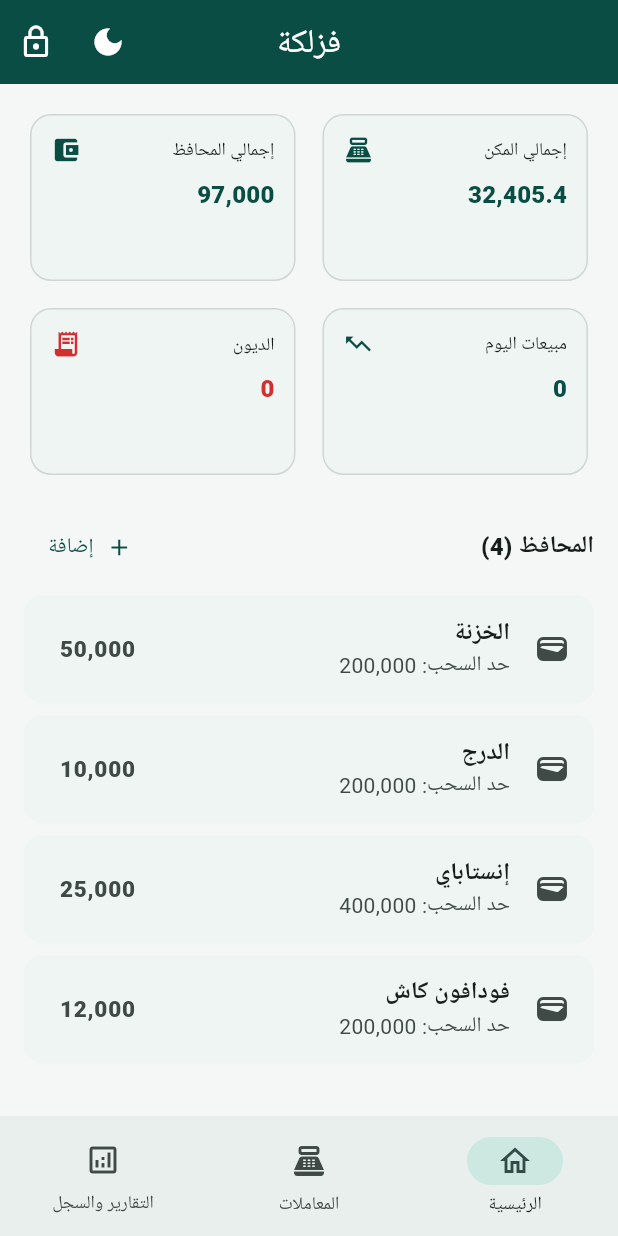
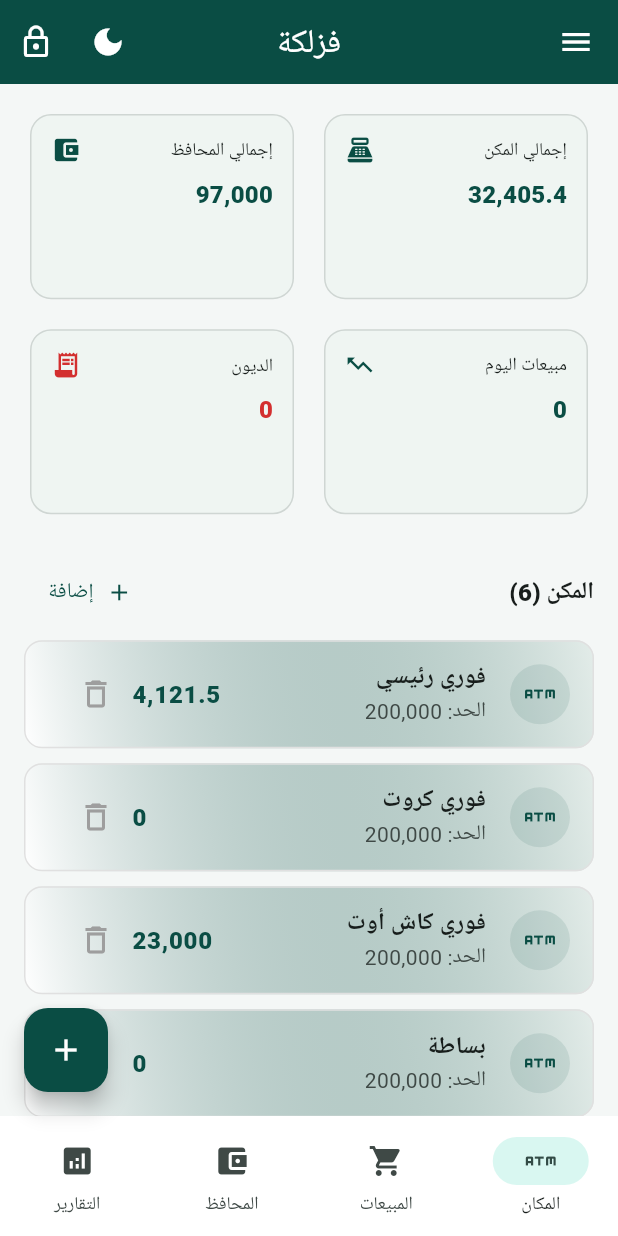
Before and after one commit to cinemainf-rgb/wifi_by_sms, a Flutter app: the screen it shows after launch, on a phone screen of 412 x 824 dp. Run offline on Flutter 3.47's test engine with Material 3 defaults, Android fonts, the phone set to English and light mode, and no system bars; our stand-ins replace flutter_secure_storage, local_auth, sqflite_sqlcipher; missing offline and left inert: cryptography; accounts and stored records are empty; Roboto replaces fonts that are missing (Cairo).

Commit message:
Implement side drawer and update UI for machines and wallets
Added a side drawer with options for settings, sharing, exporting JSON, importing, and locking the app. Updated the layout to display machines and wallets with improved styling and functionality.

```diff
--- a/lib/screens/home_screen.dart
+++ b/lib/screens/home_screen.dart
@@ -8,6 +8,7 @@ import '../providers/sales_provider.dart';
 import '../providers/security_provider.dart';
 import '../providers/transaction_provider.dart';
 import '../providers/wallet_provider.dart';
+import '../theme/app_theme.dart';
 import '../widgets/section_header.dart';
 import '../widgets/stat_card.dart';
 import 'pos_screen.dart';
@@ -121,6 +122,70 @@ class _HomeScreenState extends State<HomeScreen> {
     );
   }
 
+  // --- القائمة الجانبية (Drawer) ---
+  Widget _buildDrawer() {
+    return Drawer(
+      child: ListView(
+        padding: EdgeInsets.zero,
+        children: [
+          DrawerHeader(
+            decoration: const BoxDecoration(
+              color: AppTheme.primaryDarkGreen,
+            ),
+            child: Column(
+              crossAxisAlignment: CrossAxisAlignment.start,
+              mainAxisAlignment: MainAxisAlignment.end,
+              children: const [
+                Text(
+                  'Fazlaka Pay',
+                  style: TextStyle(
+                    color: Colors.white,
+                    fontSize: 24,
+                    fontWeight: FontWeight.bold,
+                  ),
+                ),
+                SizedBox(height: 5),
+                Text(
+                  'الإصدار 1.0.0',
+                  style: TextStyle(color: Colors.white70),
+                ),
+              ],
+            ),
+          ),
+          ListTile(
+            leading: const Icon(Icons.settings),
+            title: const Text('الإعدادات'),
+            onTap: () {},
+          ),
+          ListTile(
+            leading: const Icon(Icons.share),
+            title: const Text('مشاركة واتساب'),
+            onTap: () {},
+          ),
+          ListTile(
+            leading: const Icon(Icons.save_alt),
+            title: const Text('تصدير JSON'),
+            onTap: () {},
+          ),
+          ListTile(
+            leading: const Icon(Icons.file_download),
+            title: const Text('استيراد'),
+            onTap: () {},
+          ),
+          const Divider(),
+          ListTile(
+            leading: const Icon(Icons.lock, color: Colors.red),
+            title: const Text('قفل البرنامج', style: TextStyle(color: Colors.red)),
+            onTap: () {
+              Navigator.pop(context); // غلق الدرج
+              context.read<SecurityProvider>().lockApp();
+            },
+          ),
+        ],
+      ),
+    );
+  }
+
   Widget _buildOverviewTab() {
     final app = context.watch<AppProvider>();
     final machinesProv = context.watch<MachineProvider>();
@@ -139,13 +204,14 @@ class _HomeScreenState extends State<HomeScreen> {
       child: ListView(
         padding: const EdgeInsets.all(16),
         children: [
+          // كروت الإحصائيات
           GridView.count(
             crossAxisCount: 2,
             shrinkWrap: true,
             physics: const NeverScrollableScrollPhysics(),
-            mainAxisSpacing: 10,
-            crossAxisSpacing: 10,
-            childAspectRatio: 1.55,
+            mainAxisSpacing: 12,
+            crossAxisSpacing: 12,
+            childAspectRatio: 1.4,
             children: [
               StatCard(
                 title: 'إجمالي المكن',
@@ -170,32 +236,9 @@ class _HomeScreenState extends State<HomeScreen> {
               ),
             ],
           ),
-          const SizedBox(height: 20),
-          SectionHeader(
-            title: 'المحافظ (${walletsProv.wallets.length})',
-            trailing: TextButton.icon(
-              onPressed: _showAddWalletDialog,
-              icon: const Icon(Icons.add, size: 18),
-              label: const Text('إضافة'),
-            ),
-          ),
-          const SizedBox(height: 8),
-          ...walletsProv.wallets.map(
-            (w) => Card(
-              elevation: 0,
-              margin: const EdgeInsets.only(bottom: 8),
-              child: ListTile(
-                leading: const Icon(Icons.wallet),
-                title: Text(w.name, style: const TextStyle(fontWeight: FontWeight.w700)),
-                subtitle: Text('حد السحب: ${AppFormatter.fmt(w.outLimit)}'),
-                trailing: Text(
-                  AppFormatter.fmt(w.balance),
-                  style: const TextStyle(fontWeight: FontWeight.w800, fontSize: 15),
-                ),
-              ),
-            ),
-          ),
-          const SizedBox(height: 16),
+          const SizedBox(height: 24),
+
+          // قسم المكن (شبيه بتصميم الأول)
           SectionHeader(
             title: 'المكن (${machinesProv.machines.length})',
             trailing: TextButton.icon(
@@ -208,20 +251,40 @@ class _HomeScreenState extends State<HomeScreen> {
           ...machinesProv.machines.map(
             (m) => Card(
               elevation: 0,
-              margin: const EdgeInsets.only(bottom: 8),
+              shape: RoundedRectangleBorder(
+                borderRadius: BorderRadius.circular(12),
+                side: BorderSide(color: Colors.grey.shade300),
+              ),
+              margin: const EdgeInsets.only(bottom: 10),
+              child: Container(
+                decoration: BoxDecoration(
+                  borderRadius: BorderRadius.circular(12),
+                  gradient: LinearGradient(
+                    colors: [AppTheme.primaryDarkGreen.withOpacity(0.05), Colors.white],
+                    begin: Alignment.topRight,
+                    end: Alignment.bottomLeft,
+                  ),
+                ),
                 child: ListTile(
-                leading: const Icon(Icons.devices),
-                title: Text(m.name, style: const TextStyle(fontWeight: FontWeight.w700)),
+                  leading: Container(
+                    padding: const EdgeInsets.all(8),
+                    decoration: BoxDecoration(
+                      color: AppTheme.primaryDarkGreen.withOpacity(0.1),
+                      shape: BoxShape.circle,
+                    ),
+                    child: const Icon(Icons.atm, color: AppTheme.primaryDarkGreen),
+                  ),
+                  title: Text(m.name, style: const TextStyle(fontWeight: FontWeight.bold)),
                   subtitle: Text('الحد: ${AppFormatter.fmt(m.limit)}'),
                   trailing: Row(
                     mainAxisSize: MainAxisSize.min,
                     children: [
                       Text(
                         AppFormatter.fmt(m.balance),
-                      style: const TextStyle(fontWeight: FontWeight.w800, fontSize: 15),
+                        style: const TextStyle(fontWeight: FontWeight.w900, fontSize: 16, color: AppTheme.primaryDarkGreen),
                       ),
                       IconButton(
-                      icon: const Icon(Icons.delete_outline),
+                        icon: const Icon(Icons.delete_outline, color: Colors.grey),
                         onPressed: () async {
                           try {
                             await context.read<MachineProvider>().deleteMachine(m);
@@ -235,6 +298,39 @@ class _HomeScreenState extends State<HomeScreen> {
                 ),
               ),
             ),
+          ),
+
+          const SizedBox(height: 16),
+
+          // قسم المحافظ
+          SectionHeader(
+            title: 'المحافظ (${walletsProv.wallets.length})',
+            trailing: TextButton.icon(
+              onPressed: _showAddWalletDialog,
+              icon: const Icon(Icons.add, size: 18),
+              label: const Text('إضافة'),
+            ),
+          ),
+          const SizedBox(height: 8),
+          ...walletsProv.wallets.map(
+            (w) => Card(
+              elevation: 0,
+              shape: RoundedRectangleBorder(
+                borderRadius: BorderRadius.circular(12),
+                side: BorderSide(color: Colors.grey.shade300),
+              ),
+              margin: const EdgeInsets.only(bottom: 10),
+              child: ListTile(
+                leading: const Icon(Icons.wallet, color: Colors.blueGrey),
+                title: Text(w.name, style: const TextStyle(fontWeight: FontWeight.bold)),
+                subtitle: Text('حد السحب: ${AppFormatter.fmt(w.outLimit)}'),
+                trailing: Text(
+                  AppFormatter.fmt(w.balance),
+                  style: const TextStyle(fontWeight: FontWeight.w900, fontSize: 16),
+                ),
+              ),
+            ),
+          ),
         ],
       ),
     );
@@ -243,15 +339,19 @@ class _HomeScreenState extends State<HomeScreen> {
   @override
   Widget build(BuildContext context) {
     final app = context.watch<AppProvider>();
-    final security = context.read<SecurityProvider>();
 
+    // الشاشات اللي هتتنقل بينها من الشريط السفلي
     final pages = [
       _buildOverviewTab(),
       const PosScreen(),
+      _buildOverviewTab(), // مؤقتاً لحد ما نعمل شاشة المحافظ منفصلة
       const ReportsScreen(),
     ];
 
     return Scaffold(
+      // ضفنا القائمة الجانبية
+      drawer: _buildDrawer(),
+
       appBar: AppBar(
         title: const Text(AppConstants.appNameAr),
         actions: [
@@ -263,18 +363,33 @@ class _HomeScreenState extends State<HomeScreen> {
           IconButton(
             tooltip: 'قفل التطبيق',
             icon: const Icon(Icons.lock_outline),
-            onPressed: () => security.lockApp(),
+            onPressed: () => context.read<SecurityProvider>().lockApp(),
           ),
         ],
       ),
       body: pages[_currentIndex],
+
+      // الزرار العايم (Floating Action Button) زي الأول
+      floatingActionButton: FloatingActionButton(
+        onPressed: () {
+          // ممكن نخليه يفتح نافذة إضافة عملية جديدة
+          // _showAddTransactionDialog();
+        },
+        backgroundColor: AppTheme.primaryDarkGreen,
+        child: const Icon(Icons.add, color: Colors.white),
+      ),
+
+      // شريط التنقل السفلي (بقى 4 تابات)
       bottomNavigationBar: NavigationBar(
         selectedIndex: _currentIndex,
         onDestinationSelected: (i) => setState(() => _currentIndex = i),
+        backgroundColor: Colors.white,
+        indicatorColor: AppTheme.secondaryMint.withOpacity(0.3),
         destinations: const [
-          NavigationDestination(icon: Icon(Icons.home_outlined), label: 'الرئيسية'),
-          NavigationDestination(icon: Icon(Icons.point_of_sale), label: 'المعاملات'),
-          NavigationDestination(icon: Icon(Icons.analytics_outlined), label: 'التقارير والسجل'),
+          NavigationDestination(icon: Icon(Icons.atm), label: 'المكان'),
+          NavigationDestination(icon: Icon(Icons.shopping_cart), label: 'المبيعات'),
+          NavigationDestination(icon: Icon(Icons.account_balance_wallet), label: 'المحافظ'),
+          NavigationDestination(icon: Icon(Icons.analytics), label: 'التقارير'),
         ],
       ),
     );
```
Lines whose indentation alone changed are shown as unchanged.
